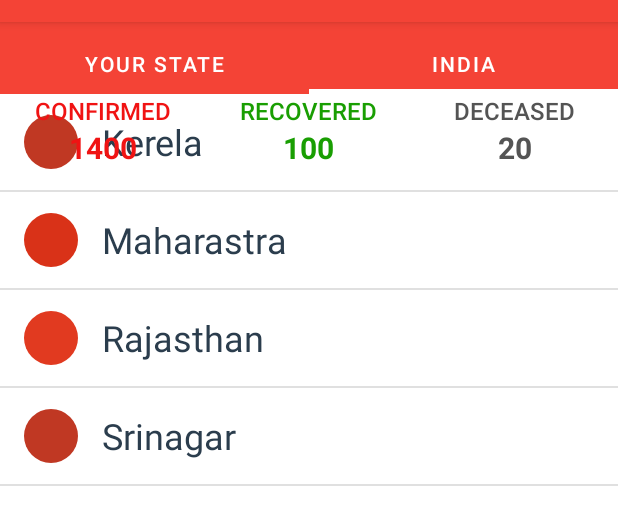
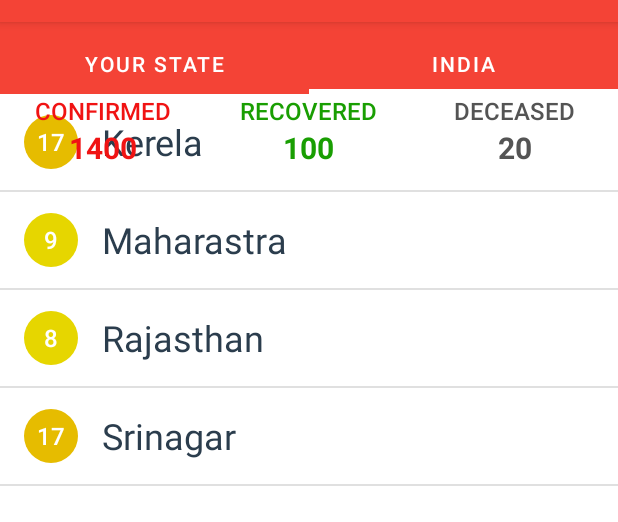
Before and after one commit to Umair-Syed/FightCovid, an Android app: the screen it shows after launch (MainActivity), tab 2 chosen, on a phone screen of 412 x 824 dp, the part 62-584 px from its top. Run offline under Robolectric (Android 15) with nearby library versions, the phone set to English and light mode, and no system bars.

Commit message:
error removed, count color changed, status bar still in mainActivity.

```diff
--- a/app/src/main/java/com/skapps/android/fightcovid/CountryFragment.java
+++ b/app/src/main/java/com/skapps/android/fightcovid/CountryFragment.java
@@ -40,7 +40,9 @@
     }
 
     @Override
-    public void onViewCreated(@NonNull View view, @Nullable Bundle savedInstanceState) {
+    public void onActivityCreated(@Nullable Bundle savedInstanceState) {
+        super.onActivityCreated(savedInstanceState);
+
         ArrayList<Location> list = new ArrayList<>();
         list.add(new Location(17, "Kerela"));
         list.add(new Location(9, "Maharastra"));
@@ -48,10 +50,9 @@
         list.add(new Location(17, "Srinagar"));
 
 
-        ListView listView = view.findViewById(R.id.list_country);
+        ListView listView = getView().findViewById(R.id.list_country);
         mAdapter = new ListViewAdapter(getContext(), list);
 
         listView.setAdapter(mAdapter);
     }
-
 }
--- a/app/src/main/java/com/skapps/android/fightcovid/ListViewAdapter.java
+++ b/app/src/main/java/com/skapps/android/fightcovid/ListViewAdapter.java
@@ -2,6 +2,7 @@
 
 import android.content.Context;
 import android.graphics.drawable.GradientDrawable;
+import android.util.Log;
 import android.view.LayoutInflater;
 import android.view.View;
 import android.view.ViewGroup;
@@ -35,8 +36,14 @@
 
         Location currentLocation  = getItem(position);
 
+        Log.d("ListViewAdapter", currentLocation.getmCount() + " " + currentLocation.getmLocation() + "1");
+
         TextView countView = listItemView.findViewById(R.id.count);
-        countView.setText(currentLocation.getmCount());
+
+        Log.d("ListViewAdapter", currentLocation.getmCount() + " " + currentLocation.getmLocation() + " 3 ");
+        countView.setText(Integer.toString(currentLocation.getmCount()));
+
+        Log.d("ListViewAdapter", currentLocation.getmCount() + " " + currentLocation.getmLocation() + " 2 ");
 
         GradientDrawable magnitudeCircle = (GradientDrawable) countView.getBackground();
         int magnitudeColor = getMagnitudeColor(currentLocation.getmCount());
@@ -50,38 +57,27 @@
 
     private int getMagnitudeColor(int count) {
         int magnitudeColorResourceId;
-        switch (count) {
-            case 0:
-            case 1:
+
+        if(count < 5){
             magnitudeColorResourceId = R.color.magnitude1;
-                break;
-            case 2:
+        }else if(count < 10){
             magnitudeColorResourceId = R.color.magnitude2;
-                break;
-            case 3:
+        }else if(count < 30){
             magnitudeColorResourceId = R.color.magnitude3;
-                break;
-            case 4:
+        }else if(count < 60){
             magnitudeColorResourceId = R.color.magnitude4;
-                break;
-            case 5:
+        }else if(count < 120){
             magnitudeColorResourceId = R.color.magnitude5;
-                break;
-            case 6:
+        }else if(count < 240){
             magnitudeColorResourceId = R.color.magnitude6;
-                break;
-            case 7:
+        }else if(count < 480){
             magnitudeColorResourceId = R.color.magnitude7;
-                break;
-            case 8:
+        }else if(count < 900){
             magnitudeColorResourceId = R.color.magnitude8;
-                break;
-            case 9:
+        }else if(count < 2000){
             magnitudeColorResourceId = R.color.magnitude9;
-                break;
-            default:
+        }else{
             magnitudeColorResourceId = R.color.magnitude10plus;
-                break;
         }
 
         return ContextCompat.getColor(getContext(), magnitudeColorResourceId);
--- a/app/src/main/java/com/skapps/android/fightcovid/StateFragment.java
+++ b/app/src/main/java/com/skapps/android/fightcovid/StateFragment.java
@@ -39,15 +39,17 @@
     }
 
     @Override
-    public void onViewCreated(@NonNull View view, @Nullable Bundle savedInstanceState) {
+    public void onActivityCreated(@Nullable Bundle savedInstanceState) {
+        super.onActivityCreated(savedInstanceState);
+
         ArrayList<Location> list = new ArrayList<>();
         list.add(new Location(17, "Srinagar"));
         list.add(new Location(9, "Jammu"));
-        list.add(new Location(8, "Rajouri"));
-        list.add(new Location(17, "Srinagar"));
+        list.add(new Location(8, "Rajourui"));
+        list.add(new Location(17, "katwa"));
 
 
-        ListView listView = view.findViewById(R.id.list_state);
+        ListView listView = getView().findViewById(R.id.list_state);
         mAdapter = new ListViewAdapter(getContext(), list);
 
         listView.setAdapter(mAdapter);
--- a/app/src/main/res/layout/fragment_country.xml
+++ b/app/src/main/res/layout/fragment_country.xml
@@ -6,6 +6,8 @@
     android:orientation="vertical"
     tools:context=".CountryFragment">
 
+
+
     <ListView
         android:id="@+id/list_country"
         android:layout_width="match_parent"
--- a/app/src/main/res/values/colors.xml
+++ b/app/src/main/res/values/colors.xml
@@ -7,33 +7,33 @@
     <color name="recovered_color">#199e02</color>
     <color name="deceased_color">#545454</color>
 
-    <color name="magnitude1">#4A7BA7</color>
+    <color name="magnitude1">#c0e600</color>
 
     <!-- Magnitude circle color for an earthquake with magnitude between 2 and 3 -->
-    <color name="magnitude2">#04B4B3</color>
+    <color name="magnitude2">#e6d600</color>
 
     <!-- Magnitude circle color for an earthquake with magnitude between 3 and 4 -->
-    <color name="magnitude3">#10CAC9</color>
+    <color name="magnitude3">#e6bc00</color>
 
     <!-- Magnitude circle color for an earthquake with magnitude between 4 and 5 -->
-    <color name="magnitude4">#F5A623</color>
+    <color name="magnitude4">#e68200</color>
 
     <!-- Magnitude circle color for an earthquake with magnitude between 5 and 6 -->
-    <color name="magnitude5">#FF7D50</color>
+    <color name="magnitude5">#e65800</color>
 
     <!-- Magnitude circle color for an earthquake with magnitude between 6 and 7 -->
-    <color name="magnitude6">#FC6644</color>
+    <color name="magnitude6">#e63a00</color>
 
     <!-- Magnitude circle color for an earthquake with magnitude between 7 and 8 -->
-    <color name="magnitude7">#E75F40</color>
+    <color name="magnitude7">#e63a00</color>
 
     <!-- Magnitude circle color for an earthquake with magnitude between 8 and 9 -->
-    <color name="magnitude8">#E13A20</color>
+    <color name="magnitude8">#c91800</color>
 
     <!-- Magnitude circle color for an earthquake with magnitude between 9 and 10 -->
-    <color name="magnitude9">#D93218</color>
+    <color name="magnitude9">#c90000</color>
 
     <!-- Magnitude circle color for an earthquake with magnitude over 10 -->
-    <color name="magnitude10plus">#C03823</color>
+    <color name="magnitude10plus">#960000</color>
 
 </resources>
```
Lines whose indentation alone changed are shown as unchanged.
